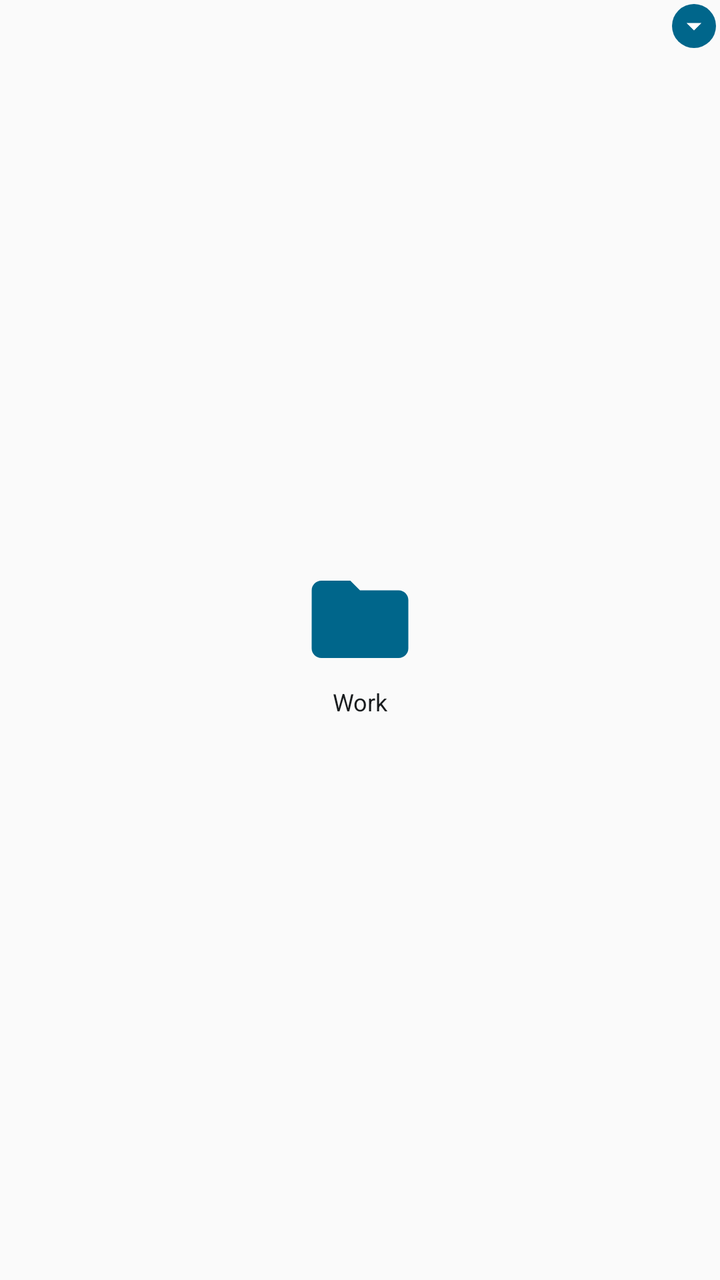
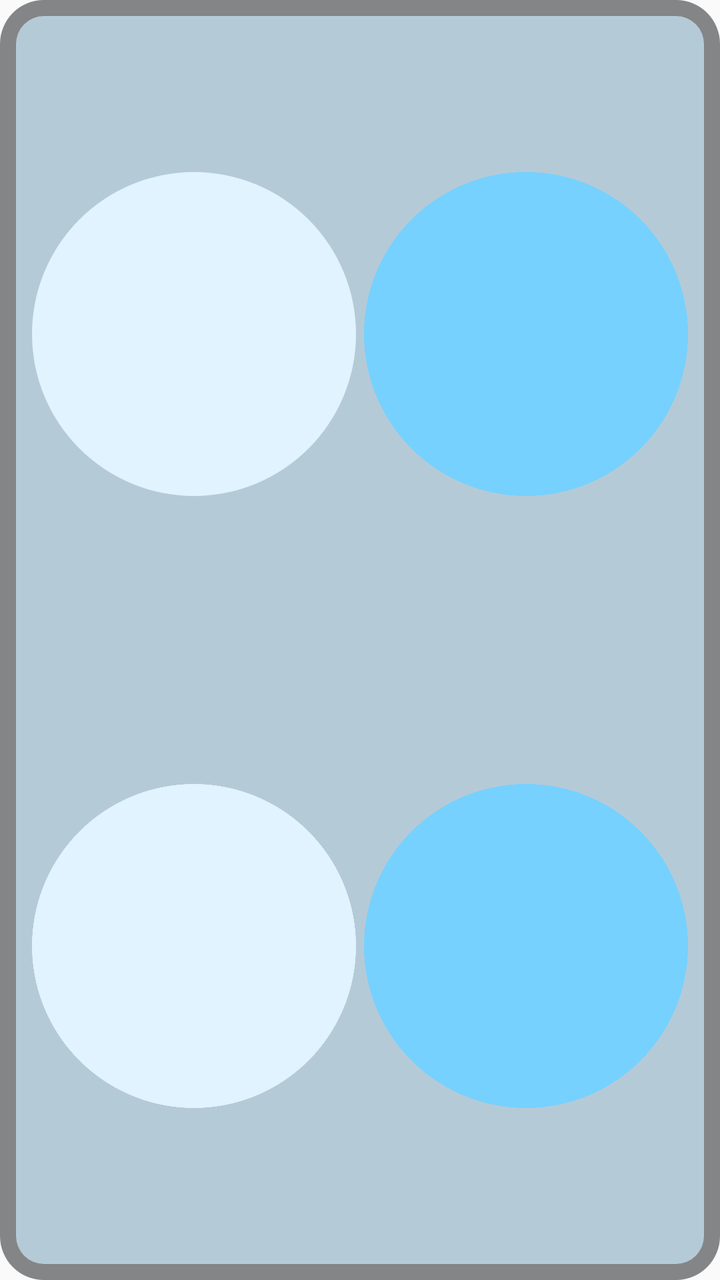

Two renders of the same Android screen: before a commit and after it. Below are the layout's source before the change and the commit's diff.
<!-- AndroidManifest.xml: application theme Theme.WidgetsPlus -->
<!-- res/layout/widget_folder_preview_1x1.xml -->
<?xml version="1.0" encoding="utf-8"?>
<FrameLayout xmlns:android="http://schemas.android.com/apk/res/android"
    android:layout_width="match_parent"
    android:layout_height="match_parent"
    android:padding="2dp">

    <LinearLayout
        android:layout_width="match_parent"
        android:layout_height="match_parent"
        android:gravity="center"
        android:orientation="vertical">

        <ImageView
            android:layout_width="58dp"
            android:layout_height="58dp"
            android:contentDescription="@null"
            android:scaleType="fitCenter"
            android:src="@drawable/ic_folder" />

        <TextView
            android:layout_width="match_parent"
            android:layout_height="wrap_content"
            android:layout_marginTop="4dp"
            android:gravity="center_horizontal"
            android:maxLines="1"
            android:text="@string/preview_folder_name"
            android:textColor="@color/widget_text"
            android:textSize="12sp" />
    </LinearLayout>

    <ImageView
        android:layout_width="22dp"
        android:layout_height="22dp"
        android:layout_gravity="top|end"
        android:background="@drawable/widget_badge_background"
        android:contentDescription="@null"
        android:padding="2dp"
        android:src="@drawable/ic_expand" />
</FrameLayout>
<!-- resources referenced by this layout -->
<resources>
  <color name="widget_text">#DE000000</color>
  <!-- drawable ic_expand (drawable) -->
  <?xml version="1.0" encoding="utf-8"?>
  <vector xmlns:android="http://schemas.android.com/apk/res/android"
      android:width="24dp" android:height="24dp"
      android:viewportWidth="24" android:viewportHeight="24"
      android:tint="#FFFFFFFF">
      <path android:fillColor="#FFFFFFFF"
          android:pathData="M7,10l5,5 5,-5z" />
  </vector>
  <!-- drawable ic_folder (drawable) -->
  <?xml version="1.0" encoding="utf-8"?>
  <vector xmlns:android="http://schemas.android.com/apk/res/android"
      android:width="24dp" android:height="24dp"
      android:viewportWidth="24" android:viewportHeight="24"
      android:tint="@color/widget_glyph">
      <path android:fillColor="#FFFFFFFF"
          android:pathData="M10,4H4c-1.1,0 -1.99,0.9 -1.99,2L2,18c0,1.1 0.9,2 2,2h16c1.1,0 2,-0.9 2,-2V8c0,-1.1 -0.9,-2 -2,-2h-8l-2,-2z" />
  </vector>
  <!-- drawable widget_badge_background (drawable) -->
  <?xml version="1.0" encoding="utf-8"?>
  <shape xmlns:android="http://schemas.android.com/apk/res/android" android:shape="oval">
      <solid android:color="@color/widget_badge_background" />
  </shape>
  <string name="preview_folder_name" translatable="false">Work</string>
  <style name="Theme.WidgetsPlus" parent="android:Theme.Material.Light.NoActionBar">
          <item name="android:windowLightStatusBar">true</item>
      </style>
  <color name="widget_glyph">#3F51B5</color>
  <color name="widget_badge_background">#3F51B5</color>
</resources>

<!-- the commit's change to res/layout/widget_folder_preview_1x1.xml (unified diff, before → after) -->
@@ -1,39 +1,29 @@
 <?xml version="1.0" encoding="utf-8"?>
 <FrameLayout xmlns:android="http://schemas.android.com/apk/res/android"
+    xmlns:tools="http://schemas.android.com/tools"
     android:layout_width="match_parent"
     android:layout_height="match_parent"
-    android:padding="2dp">
-
-    <LinearLayout
-        android:layout_width="match_parent"
-        android:layout_height="match_parent"
-        android:gravity="center"
-        android:orientation="vertical">
-
-        <ImageView
-            android:layout_width="58dp"
-            android:layout_height="58dp"
-            android:contentDescription="@null"
-            android:scaleType="fitCenter"
-            android:src="@drawable/ic_folder" />
-
-        <TextView
-            android:layout_width="match_parent"
-            android:layout_height="wrap_content"
-            android:layout_marginTop="4dp"
-            android:gravity="center_horizontal"
-            android:maxLines="1"
-            android:text="@string/preview_folder_name"
-            android:textColor="@color/widget_text"
-            android:textSize="12sp" />
-    </LinearLayout>
-
-    <ImageView
-        android:layout_width="22dp"
-        android:layout_height="22dp"
-        android:layout_gravity="top|end"
-        android:background="@drawable/widget_badge_background"
-        android:contentDescription="@null"
-        android:padding="2dp"
-        android:src="@drawable/ic_expand" />
+    tools:ignore="UseAppTint,ContentDescription">
+    <ImageView android:layout_width="match_parent" android:layout_height="match_parent" android:alpha="0.58" android:scaleType="fitXY" android:src="@drawable/folder_plate_small" android:tint="@color/agenda_plate" />
+    <FrameLayout android:layout_width="match_parent" android:layout_height="match_parent" android:layout_margin="8dp">
+        <ImageView android:layout_width="match_parent" android:layout_height="match_parent" android:scaleType="fitXY" android:src="@drawable/folder_panel_small" android:tint="@color/agenda_group" />
+        <LinearLayout android:layout_width="match_parent" android:layout_height="match_parent" android:orientation="vertical" android:padding="6dp">
+        <LinearLayout android:layout_width="match_parent" android:layout_height="0dp" android:layout_weight="1" android:baselineAligned="false" android:orientation="horizontal">
+            <FrameLayout android:layout_width="0dp" android:layout_height="match_parent" android:layout_weight="1" android:padding="2dp">
+                <ImageView android:layout_width="match_parent" android:layout_height="match_parent" android:layout_gravity="center" android:scaleType="fitCenter" android:src="@drawable/folder_circle" android:tint="@color/agenda_card" />
+            </FrameLayout>
+            <FrameLayout android:layout_width="0dp" android:layout_height="match_parent" android:layout_weight="1" android:padding="2dp">
+                <ImageView android:layout_width="match_parent" android:layout_height="match_parent" android:layout_gravity="center" android:scaleType="fitCenter" android:src="@drawable/folder_circle" android:tint="@color/agenda_badge" />
+            </FrameLayout>
+        </LinearLayout>
+        <LinearLayout android:layout_width="match_parent" android:layout_height="0dp" android:layout_weight="1" android:baselineAligned="false" android:orientation="horizontal">
+            <FrameLayout android:layout_width="0dp" android:layout_height="match_parent" android:layout_weight="1" android:padding="2dp">
+                <ImageView android:layout_width="match_parent" android:layout_height="match_parent" android:layout_gravity="center" android:scaleType="fitCenter" android:src="@drawable/folder_circle" android:tint="@color/agenda_card" />
+            </FrameLayout>
+            <FrameLayout android:layout_width="0dp" android:layout_height="match_parent" android:layout_weight="1" android:padding="2dp">
+                <ImageView android:layout_width="match_parent" android:layout_height="match_parent" android:layout_gravity="center" android:scaleType="fitCenter" android:src="@drawable/folder_circle" android:tint="@color/agenda_badge" />
+            </FrameLayout>
+        </LinearLayout>
+        </LinearLayout>
+    </FrameLayout>
 </FrameLayout>
<!-- resource entries referenced after the edit -->
@@ -1,34 +1,30 @@
 <!-- resources referenced by this layout -->
 <resources>
-  <color name="widget_text">#DE000000</color>
-  <!-- drawable ic_expand (drawable) -->
+  <color name="agenda_badge">#F5B895</color>
+  <color name="agenda_card">#FDF2EC</color>
+  <color name="agenda_group">#F2C4A7</color>
+  <color name="agenda_plate">#3A312C</color>
+  <!-- drawable folder_circle (drawable) -->
   <?xml version="1.0" encoding="utf-8"?>
   <vector xmlns:android="http://schemas.android.com/apk/res/android"
       android:width="24dp" android:height="24dp"
-      android:viewportWidth="24" android:viewportHeight="24"
-      android:tint="#FFFFFFFF">
-      <path android:fillColor="#FFFFFFFF"
-          android:pathData="M7,10l5,5 5,-5z" />
+      android:viewportWidth="24" android:viewportHeight="24">
+      <path android:fillColor="#FFFFFFFF" android:pathData="M0,12a12,12 0 1,0 24,0a12,12 0 1,0 -24,0z" />
   </vector>
-  <!-- drawable ic_folder (drawable) -->
+  <!-- drawable folder_panel_small (drawable) -->
   <?xml version="1.0" encoding="utf-8"?>
-  <vector xmlns:android="http://schemas.android.com/apk/res/android"
-      android:width="24dp" android:height="24dp"
-      android:viewportWidth="24" android:viewportHeight="24"
-      android:tint="@color/widget_glyph">
-      <path android:fillColor="#FFFFFFFF"
-          android:pathData="M10,4H4c-1.1,0 -1.99,0.9 -1.99,2L2,18c0,1.1 0.9,2 2,2h16c1.1,0 2,-0.9 2,-2V8c0,-1.1 -0.9,-2 -2,-2h-8l-2,-2z" />
-  </vector>
-  <!-- drawable widget_badge_background (drawable) -->
+  <shape xmlns:android="http://schemas.android.com/apk/res/android" android:shape="rectangle">
+      <solid android:color="#FFFFFFFF" />
+      <corners android:radius="14dp" />
+  </shape>
+  <!-- drawable folder_plate_small (drawable) -->
   <?xml version="1.0" encoding="utf-8"?>
-  <shape xmlns:android="http://schemas.android.com/apk/res/android" android:shape="oval">
-      <solid android:color="@color/widget_badge_background" />
+  <shape xmlns:android="http://schemas.android.com/apk/res/android" android:shape="rectangle">
+      <solid android:color="#FFFFFFFF" />
+      <corners android:radius="22dp" />
   </shape>
-  <string name="preview_folder_name" translatable="false">Work</string>
   <style name="Theme.WidgetsPlus" parent="android:Theme.Material.Light.NoActionBar">
           <item name="android:windowLightStatusBar">true</item>
       </style>
-  <color name="widget_glyph">#3F51B5</color>
-  <color name="widget_badge_background">#3F51B5</color>
 </resources>
 
